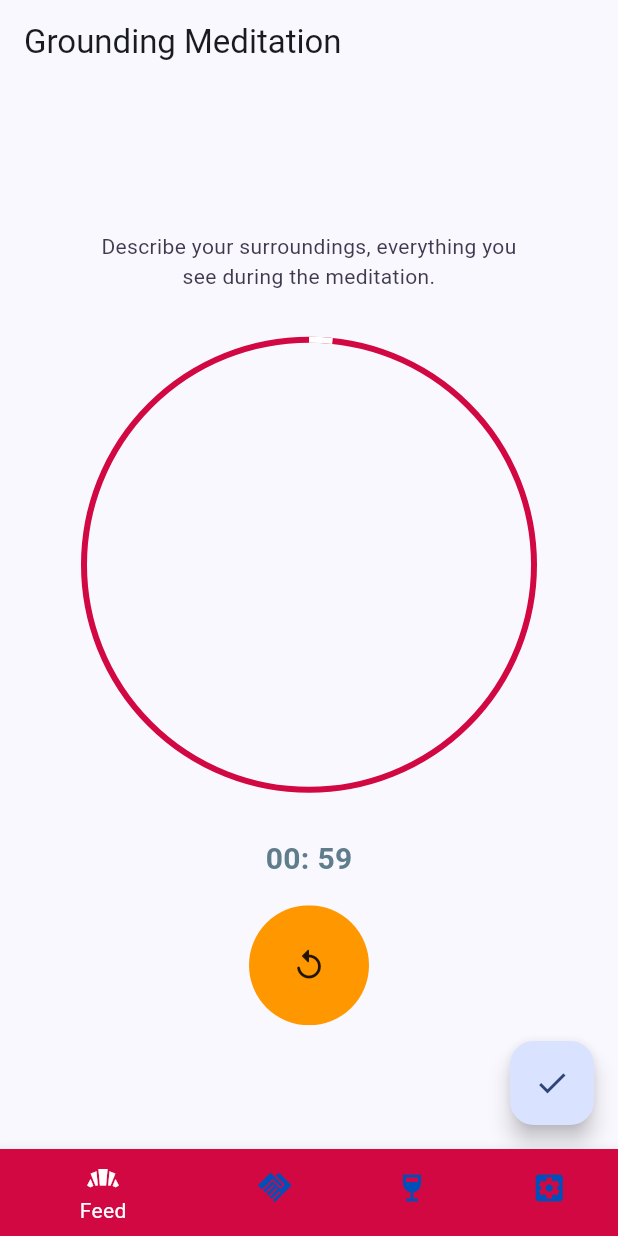
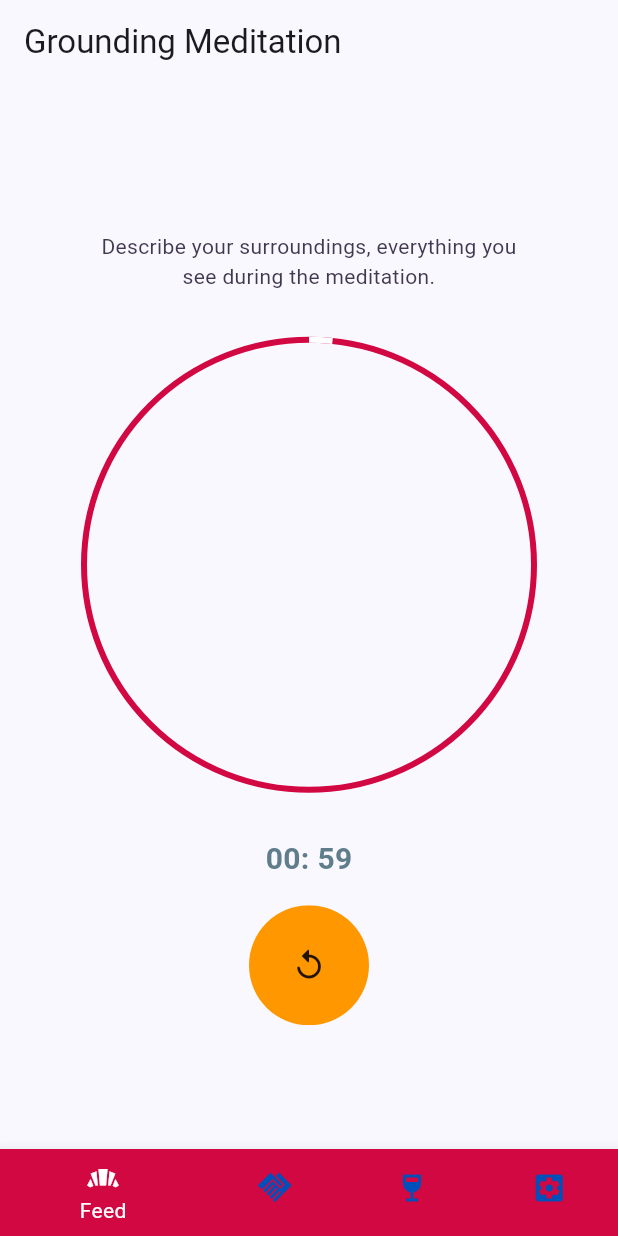
Before and after one commit to valerianaGit/3ThingsGame, a Flutter app: the screen it shows after launch, after a tap on the "play arrow" icon, on a phone screen of 412 x 824 dp. Run offline on Flutter 3.47's test engine with Material 3 defaults, Android fonts, the phone set to English and light mode, and no system bars; our stand-ins replace audioplayers, drift, firebase_core, go_router, google_mobile_ads, in_app_purchase and 1 more; missing offline and left inert: games_services; accounts and stored records are empty; generated files the repository leaves out were written again.

Commit message:
debugged sizing of gratitude cards work in progress

```diff
--- a/samples/game_template/lib/data/drift_db.dart
+++ b/samples/game_template/lib/data/drift_db.dart
@@ -6,12 +6,13 @@
 
 //Use [ flutter pub run build_runner build ] to generate db_g file
 //https://drift.simonbinder.eu/docs/getting-started/starting_with_sql/#what-drift-generates
-import 'dart:ffi';
+//import 'dart:ffi';
 import 'package:drift/drift.dart';
+import 'package:flutter/material.dart'as prefix;
 import 'package:game_template/constants/strings.dart';
 import 'dart:io'; // needed to generate/find a path to db
 import 'package:drift/native.dart';
-//import 'package:flutter/material.dart' as prefix;
+
 import 'package:path_provider/path_provider.dart';
 import 'package:path/path.dart' as p; // needed to generate/find a path to db
 // import generated file by drift
@@ -25,8 +26,9 @@ class Gratitudes extends Table {
 }
 
 @DriftDatabase(tables: [Gratitudes])
-class GratitudesDatabase extends _$GratitudesDatabase {
+class GratitudesDatabase extends _$GratitudesDatabase with prefix.ChangeNotifier {
   GratitudesDatabase() : super(_openConnection());
+  @override
   int get schemaVersion => 1;
 
   // QUERIES
--- a/samples/game_template/lib/main.dart
+++ b/samples/game_template/lib/main.dart
@@ -135,12 +135,6 @@ Future<void> main() async {
 Logger _log = Logger('main.dart');
 
 class MyApp extends StatelessWidget {
-  final PlayerProgressPersistence playerProgressPersistence;
-  final SettingsPersistence settingsPersistence;
-  final GamesServicesController? gamesServicesController;
-  final InAppPurchaseController? inAppPurchaseController;
-  final AdsController? adsController;
-
   const MyApp({
     required this.playerProgressPersistence,
     required this.settingsPersistence,
@@ -149,6 +143,12 @@ class MyApp extends StatelessWidget {
     required this.gamesServicesController,
     super.key,
   });
+
+  final AdsController? adsController;
+  final GamesServicesController? gamesServicesController;
+  final InAppPurchaseController? inAppPurchaseController;
+  final PlayerProgressPersistence playerProgressPersistence;
+  final SettingsPersistence settingsPersistence;
 
   @override
   Widget build(BuildContext context) {
@@ -197,8 +197,8 @@ class MyApp extends StatelessWidget {
           Provider(
             create: (context) => Palette(),
           ),
-          Provider(
-            create: (context) => Gratitudes(),
+          ChangeNotifierProvider(
+            create: (context) => GratitudesDatabase(),
           ),
         ],
         child: Builder(builder: (context) {
--- a/samples/game_template/lib/screens/gratitude_screen.dart
+++ b/samples/game_template/lib/screens/gratitude_screen.dart
@@ -12,12 +12,16 @@ class GratitudeScreen extends StatelessWidget {
   @override
   Widget build(BuildContext context) {
     return Scaffold(
-body: Row(
+body: SafeArea(
+  child: Row(
     children: [
     // dragon asset
-  SizedBox(height: null, width: 80.0,),
+    SizedBox(height: 200.0, width: 80.0,),
     // Column 3 gratitude
   Column(
+    //TODO: render object size missing
+    mainAxisAlignment: MainAxisAlignment.center,
+    crossAxisAlignment: CrossAxisAlignment.center,
     children: [
       GratitudeCard(),
       GratitudeCard(),
@@ -27,6 +31,7 @@ Column(
     ],
 
   ),
+),
 //TODO: FLOATING ACTION BUTTON - to store the gratitudes -> pregnancy journal
     )
     ;
--- a/samples/game_template/lib/widgets/gratitude_card.dart
+++ b/samples/game_template/lib/widgets/gratitude_card.dart
@@ -20,7 +20,8 @@ class _GratitudeCardState extends State<GratitudeCard> {
   String newContent = '';
   var txtController = TextEditingController();
 
-  Widget getSaveButtonWidgetWith(BuildContext context, GratitudesDatabase database) {
+  Widget getSaveButtonWidgetWith(
+      BuildContext context, GratitudesDatabase database) {
     if (widget.incomingText == '') {
       return ElevatedButton(
         child: const Text(kSave),
@@ -117,21 +118,23 @@ class _GratitudeCardState extends State<GratitudeCard> {
   @override
   Widget build(BuildContext context) {
     final palette = context.watch<Palette>();
-    final database = context.watch<GratitudesDatabase>();
-    return SafeArea(
-      child: Padding(
+    return Consumer<GratitudesDatabase>(
+      builder: (BuildContext context, GratitudesDatabase database, Widget? child){
+        return Padding(
           padding: const EdgeInsets.all(20.0),
           child: Center(
             child: Column(
               mainAxisSize: MainAxisSize.min,
               children: [
                 const SizedBox(
+                  width: 50.0, //TODO: MISSING CONSTARINT
                   height: 32.0,
                 ),
 
                 getWidget(palette.redPen, palette.darkPen),
 
                 const SizedBox(
+                  width: 50.0, // TODO: MISSING CONSTRAINT
                   height: 16.0,
                 ),
                 getSaveButtonWidgetWith(context, database),
@@ -148,7 +151,8 @@ class _GratitudeCardState extends State<GratitudeCard> {
               ],
             ),
           ),
-      ),
+        );
+      },
     );
   }
 }
--- a/samples/game_template/lib/widgets/timer_clock.dart
+++ b/samples/game_template/lib/widgets/timer_clock.dart
@@ -131,13 +131,13 @@ SizedBox(
           ),
         ),
       ),
-      floatingActionButton: FloatingActionButton(
-        onPressed: () {
-          Navigator.pop(context);
-        },
-        tooltip: 'Done',
-        child: const Icon(Icons.check),
-      ),
+      // floatingActionButton: FloatingActionButton(
+      //   onPressed: () {
+      //     Navigator.pop(context);
+      //   },
+      //   tooltip: 'Done',
+      //   child: const Icon(Icons.check),
+      // ),
     );
   }
 }
```
Also changed, not shown: 3 other files. Lines whose indentation alone changed are shown as unchanged.
